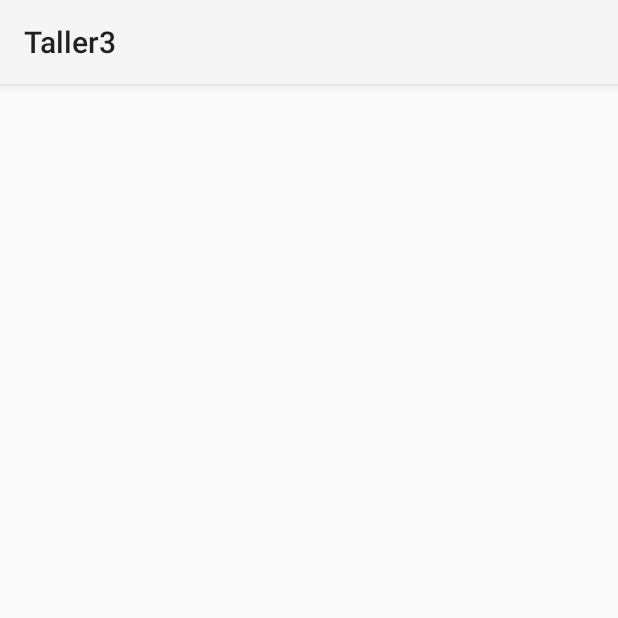
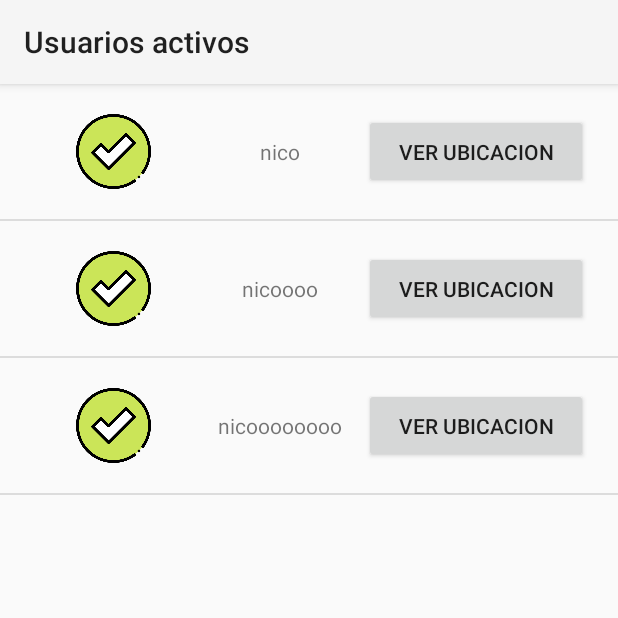
Before and after one commit to NicolasLopezFer/AndroidMobile---Taller3, an Android app: the ActiveUsersActivity screen opened directly, with no data from a screen before it, on a phone screen of 412 x 824 dp, the top half of it. Run offline under Robolectric (Android 15) with nearby library versions, the phone set to English and light mode, and no system bars.

Commit message:
ListUsers adapter done

```diff
--- a/app/src/main/java/com/example/taller3/ActiveUsersActivity.java
+++ b/app/src/main/java/com/example/taller3/ActiveUsersActivity.java
@@ -2,13 +2,45 @@ package com.example.taller3;
 
 import androidx.appcompat.app.AppCompatActivity;
 
+import android.content.Intent;
 import android.os.Bundle;
+import android.view.View;
+import android.widget.AdapterView;
+import android.widget.ListView;
+import android.widget.Toast;
+
+import java.util.ArrayList;
+import java.util.List;
 
 public class ActiveUsersActivity extends AppCompatActivity {
+
+    private List<Usuario> listUsers;
+    private ListView listViewUsers;
+    UserAdapter userAdapter;
 
     @Override
     protected void onCreate(Bundle savedInstanceState) {
         super.onCreate(savedInstanceState);
         setContentView(R.layout.activity_active_users);
+
+        getSupportActionBar().setTitle("Usuarios activos");
+
+        listViewUsers = findViewById(R.id.listViewUsuariosActivos);
+        listUsers = new ArrayList<Usuario>();
+        listUsers.add(new Usuario("nico", "correo@mail.com", "lopez", 1020826110, (long)4.5, (long)5.5));
+        listUsers.add(new Usuario("nicoooo", "correo@mail.com", "lopez", 1020826110, (long)4.5, (long)5.5));
+        listUsers.add(new Usuario("nicoooooooo", "correo@mail.com", "lopez", 1020826110, (long)4.5, (long)5.5));
+
+        userAdapter = new UserAdapter(this, listUsers);
+        listViewUsers.setAdapter(userAdapter);
+
+        listViewUsers.setOnItemClickListener(new AdapterView.OnItemClickListener(){
+            @Override
+            public void onItemClick(AdapterView<?> adapterView, View view, int i, long l) {
+                Usuario e = (Usuario) adapterView.getItemAtPosition(i);
+                Intent intent = new Intent(view.getContext(), UserDistanceMapActivity.class);
+                startActivity(intent);
+            }
+        });
     }
 }
--- /dev/null
+++ b/app/src/main/java/com/example/taller3/UserAdapter.java
@@ -0,0 +1,63 @@
+package com.example.taller3;
+
+import android.app.Activity;
+import android.content.Context;
+import android.view.LayoutInflater;
+import android.view.View;
+import android.view.ViewGroup;
+import android.widget.BaseAdapter;
+import android.widget.Button;
+import android.widget.ImageView;
+import android.widget.TextView;
+
+import java.util.List;
+
+public class UserAdapter extends BaseAdapter {
+
+    private Context context;
+    private List<Usuario> usuarios;
+
+    public UserAdapter (Context context, List<Usuario> usuarios){
+        this.context = context;
+        this.usuarios = usuarios;
+    }
+
+    @Override
+    public int getCount() {
+        return usuarios.size();
+    }
+
+    @Override
+    public Object getItem(int i) {
+        return usuarios.get(i);
+    }
+
+    @Override
+    public long getItemId(int i) {
+        return 0;
+    }
+
+    @Override
+    public View getView(int i, View view, ViewGroup viewGroup) {
+
+        if(view == null){
+            LayoutInflater layoutInflater = (LayoutInflater) context.getSystemService(Activity.LAYOUT_INFLATER_SERVICE);
+            view = LayoutInflater.from(this.context).inflate(R.layout.activity_users_adapter, viewGroup, false);
+        }
+
+        ImageView imagenUsuario;
+        TextView nombreUsuario;
+        Button bottonUsuario;
+
+        imagenUsuario = view.findViewById(R.id.imageViewUsuarioAdapter);
+        nombreUsuario = view.findViewById(R.id.textViewUsuarioAdapter);
+        bottonUsuario = view.findViewById(R.id.buttonUsuarioAdapter);
+
+        //Asignar imagen
+
+        nombreUsuario.setText(usuarios.get(i).getName());
+
+
+        return view;
+    }
+}
--- /dev/null
+++ b/app/src/main/java/com/example/taller3/Usuario.java
@@ -0,0 +1,68 @@
+package com.example.taller3;
+
+public class Usuario {
+
+    private String name;
+    private String email;
+    private String apellido;
+    private int identificacion;
+    private long latitud;
+    private long longitud;
+
+    public Usuario(String name, String email, String apellido, int identificacion, long latitud, long longitud) {
+        this.name = name;
+        this.email = email;
+        this.apellido = apellido;
+        this.identificacion = identificacion;
+        this.latitud = latitud;
+        this.longitud = longitud;
+    }
+
+    public String getName() {
+        return name;
+    }
+
+    public void setName(String name) {
+        this.name = name;
+    }
+
+    public String getEmail() {
+        return email;
+    }
+
+    public void setEmail(String email) {
+        this.email = email;
+    }
+
+    public String getApellido() {
+        return apellido;
+    }
+
+    public void setApellido(String apellido) {
+        this.apellido = apellido;
+    }
+
+    public int getIdentificacion() {
+        return identificacion;
+    }
+
+    public void setIdentificacion(int identificacion) {
+        this.identificacion = identificacion;
+    }
+
+    public long getLatitud() {
+        return latitud;
+    }
+
+    public void setLatitud(long latitud) {
+        this.latitud = latitud;
+    }
+
+    public long getLongitud() {
+        return longitud;
+    }
+
+    public void setLongitud(long longitud) {
+        this.longitud = longitud;
+    }
+}
--- a/app/src/main/res/layout/activity_active_users.xml
+++ b/app/src/main/res/layout/activity_active_users.xml
@@ -1,9 +1,10 @@
 <?xml version="1.0" encoding="utf-8"?>
-<androidx.constraintlayout.widget.ConstraintLayout xmlns:android="http://schemas.android.com/apk/res/android"
+<ListView xmlns:android="http://schemas.android.com/apk/res/android"
     xmlns:app="http://schemas.android.com/apk/res-auto"
     xmlns:tools="http://schemas.android.com/tools"
     android:layout_width="match_parent"
     android:layout_height="match_parent"
-    tools:context=".ActiveUsersActivity">
+    tools:context=".ActiveUsersActivity"
+    android:id="@+id/listViewUsuariosActivos">
 
-</androidx.constraintlayout.widget.ConstraintLayout>
+</ListView>
--- /dev/null
+++ b/app/src/main/res/layout/activity_users_adapter.xml
@@ -0,0 +1,30 @@
+<?xml version="1.0" encoding="utf-8"?>
+<LinearLayout xmlns:android="http://schemas.android.com/apk/res/android"
+    xmlns:app="http://schemas.android.com/apk/res-auto"
+    android:layout_width="match_parent"
+    android:layout_height="match_parent"
+    android:padding="20dp">
+
+    <ImageView
+        android:id="@+id/imageViewUsuarioAdapter"
+        android:layout_width="0dp"
+        android:layout_height="50dp"
+        android:layout_weight="0.3"
+        app:srcCompat="@drawable/check"
+        />
+
+    <TextView
+        android:id="@+id/textViewUsuarioAdapter"
+        android:layout_width="0dp"
+        android:layout_height="50dp"
+        android:layout_weight="0.3"
+        android:text="Nombre Usuario"
+        android:gravity="center"/>
+
+    <Button
+        android:id="@+id/buttonUsuarioAdapter"
+        android:layout_width="0dp"
+        android:layout_height="50dp"
+        android:layout_weight="0.4"
+        android:text="Ver ubicacion" />
+</LinearLayout>
```
